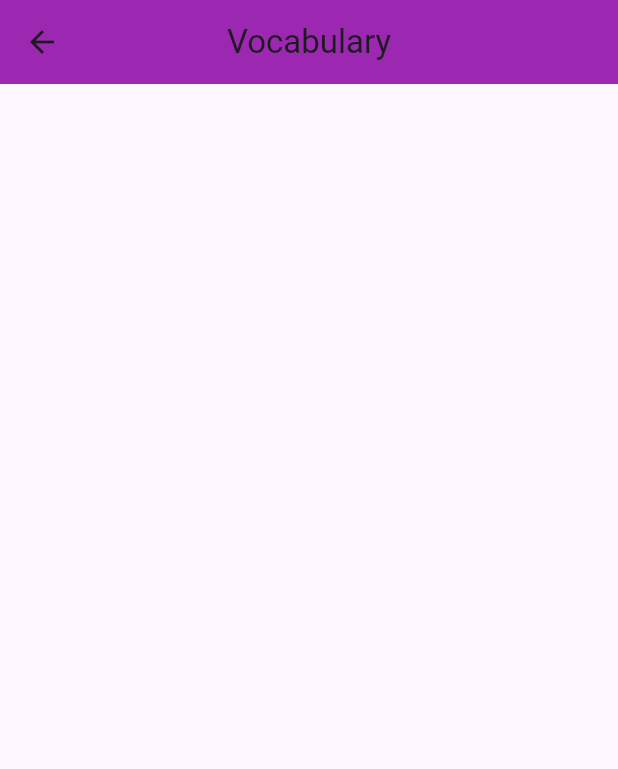
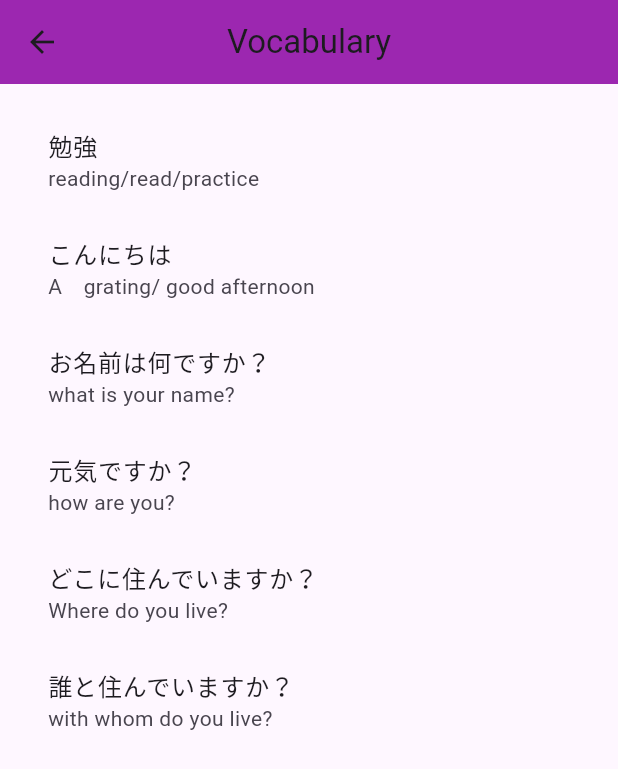
Before and after one commit to bblama/my_flutter_app, a Flutter app: the screen it shows after launch, after a tap on "Vocabulary", on a phone screen of 412 x 824 dp. Shown: the top 769 px of the screen. Run offline on Flutter 3.47's test engine with Material 3 defaults, Android fonts, the phone set to English and light mode, and no system bars; missing offline and left inert: translator.

Commit message:
icon_kanji_page

```diff
--- /dev/null
+++ b/assets/vocabulary.json
@@ -0,0 +1,26 @@
+[
+  {
+    "word": "勉強",
+    "definition": "reading/read/practice"
+  },
+  {
+    "word": "こんにちは",
+    "definition": "A　grating/ good afternoon"
+  },
+  {
+    "word": "お名前は何ですか？",
+    "definition": "what is your name?"
+  },
+  {
+    "word": "元気ですか？",
+    "definition": "how are you?"
+  },
+  {
+    "word": "どこに住んでいますか？",
+    "definition": "Where do you live?"
+  },
+  {
+    "word": "誰と住んでいますか？",
+    "definition": "with whom do you live?"
+  }
+]
--- a/lib/main.dart
+++ b/lib/main.dart
@@ -4,6 +4,7 @@ import 'vocabulary_page.dart';
 import 'practice_page.dart';
 import 'test_page.dart';
 import 'other_page.dart';
+import 'kanji_page.dart';
 
 void main() {
   runApp(MyApp());
@@ -26,27 +27,35 @@ class HomePage extends StatelessWidget {
   @override
   Widget build(BuildContext context) {
     return Scaffold(
-      appBar: PreferredSize(preferredSize: Size.fromHeight(45.0),
+      appBar: PreferredSize(preferredSize: Size.fromHeight(260.0),
           child: Container(color: Colors.purple,
           child: SafeArea(child: Column(mainAxisAlignment: MainAxisAlignment.center,
           children: [
             Text('Learning App',
             style: TextStyle(color: Colors.white, fontSize: 26, fontWeight: FontWeight.bold),)
           ],)),) ),
-      body: Padding(
-        padding: const EdgeInsets.all(20.0),
+      body:Container(
+        decoration: BoxDecoration(
+          image: DecorationImage(
+              image: AssetImage("assets/use.jpeg"),
+              fit: BoxFit.fill),
+        ),
+      child:Padding(
+        padding: const EdgeInsets.all(25.0),
         child: GridView.count(
           crossAxisCount: 2, // Number of columns
-          crossAxisSpacing: 10.0,
-          mainAxisSpacing: 10.0,
+          crossAxisSpacing: 12.0,
+          mainAxisSpacing: 12.0,
           children: [
             _buildGridTile(context, 'Translate', Icons.translate, TranslatePage()),
             _buildGridTile(context, 'Vocabulary', Icons.book, VocabularyPage()),
             _buildGridTile(context, 'Practice', Icons.school, PracticePage()),
             _buildGridTile(context, 'Test', Icons.quiz, TestPage()),
+            _buildGridTileWithImage(context, 'Kanji', 'assets/kanji4.jpeg', KanjiPage()),
             _buildGridTile(context, 'Other', Icons.more_horiz, OtherPage()),
           ],
         ),
+      ),
       ),
     );
   }
@@ -62,7 +71,7 @@ class HomePage extends StatelessWidget {
       child: Container(
         decoration: BoxDecoration(
           color: Colors.blueAccent,
-          borderRadius: BorderRadius.circular(30.0),
+          borderRadius: BorderRadius.circular(26.0),
           boxShadow: [
             BoxShadow(
               color: Colors.grey.withOpacity(0.5),
@@ -87,3 +96,43 @@ class HomePage extends StatelessWidget {
     );
   }
 }
+
+Widget _buildGridTileWithImage(BuildContext context, String title, String imagePath, Widget page) {
+  return GestureDetector(
+    onTap: () {
+      Navigator.push(
+        context,
+        MaterialPageRoute(builder: (context) => page),
+      );
+    },
+    child: Container(
+      decoration: BoxDecoration(
+        color: Colors.blueAccent,
+        borderRadius: BorderRadius.circular(30.0),
+        boxShadow: [
+          BoxShadow(
+            color: Colors.grey.withOpacity(0.5),
+            spreadRadius: 2,
+            blurRadius: 5,
+            offset: Offset(0, 3),
+          ),
+        ],
+      ),
+      child: Column(
+        mainAxisAlignment: MainAxisAlignment.center,
+        children: [
+          Image.asset(imagePath, width: 45, height: 40), // Display the custom image icon
+          SizedBox(height: 8),
+          Text(
+            title,
+            style: TextStyle(
+              color: Colors.white,
+              fontSize: 20,
+              fontWeight: FontWeight.bold,
+            ),
+          ),
+        ],
+      ),
+    ),
+  );
+}
--- a/lib/vocabulary_page.dart
+++ b/lib/vocabulary_page.dart
@@ -47,6 +47,7 @@ class _VocabularyPageState extends State<VocabularyPage> {
         centerTitle: true,
       ),
       body: ListView.builder(
+        padding: const EdgeInsets.all(16.0),
         itemCount: vocabularyList.length,
         itemBuilder: (context, index) {
           return ListTile(
--- a/pubspec.yaml
+++ b/pubspec.yaml
@@ -64,6 +64,8 @@ flutter:
   uses-material-design: true
   assets:
     - assets/vocabulary.json
+    - assets/use.jpeg
+    - assets/kanji4.jpeg
 
   # To add assets to your application, add an assets section, like this:
   # assets:
```
Also changed, not shown: lib/home_page.dart (+10 -0 lines), lib/kanji_page.dart (added, +47 -0 lines), assets/back.jpeg (added), assets/background.jpeg (added), assets/kanji.png (added), assets/kanji4.jpeg (added), assets/use.jpeg (added), lib/translate_page.dart (line endings or trailing spaces).
